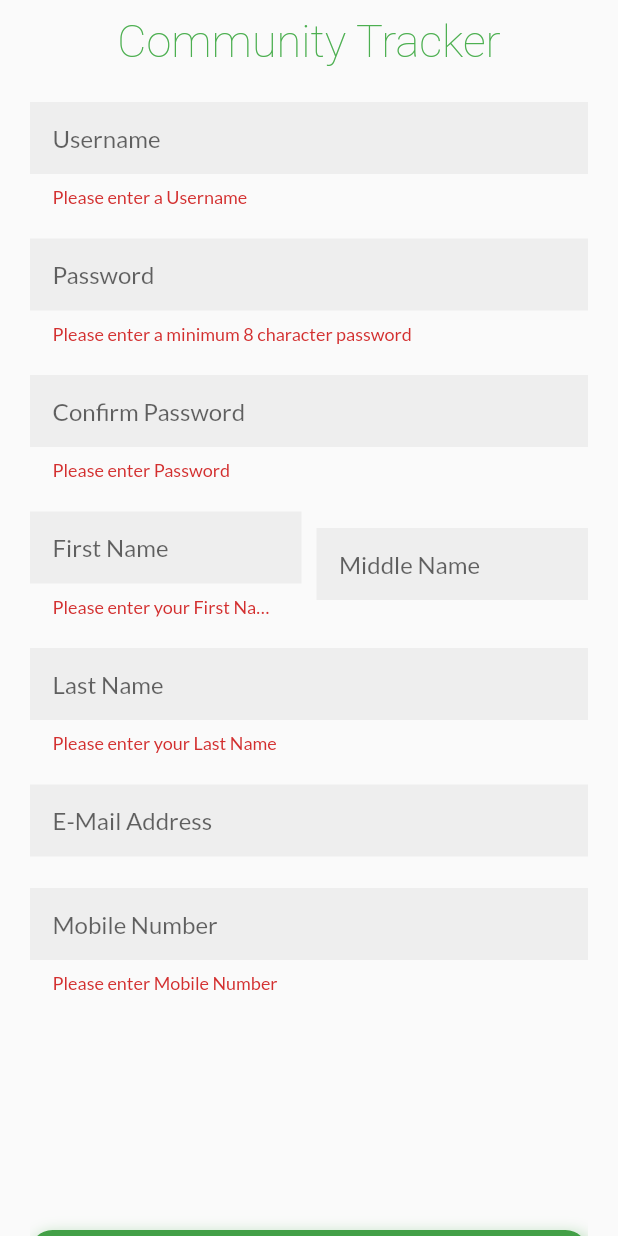
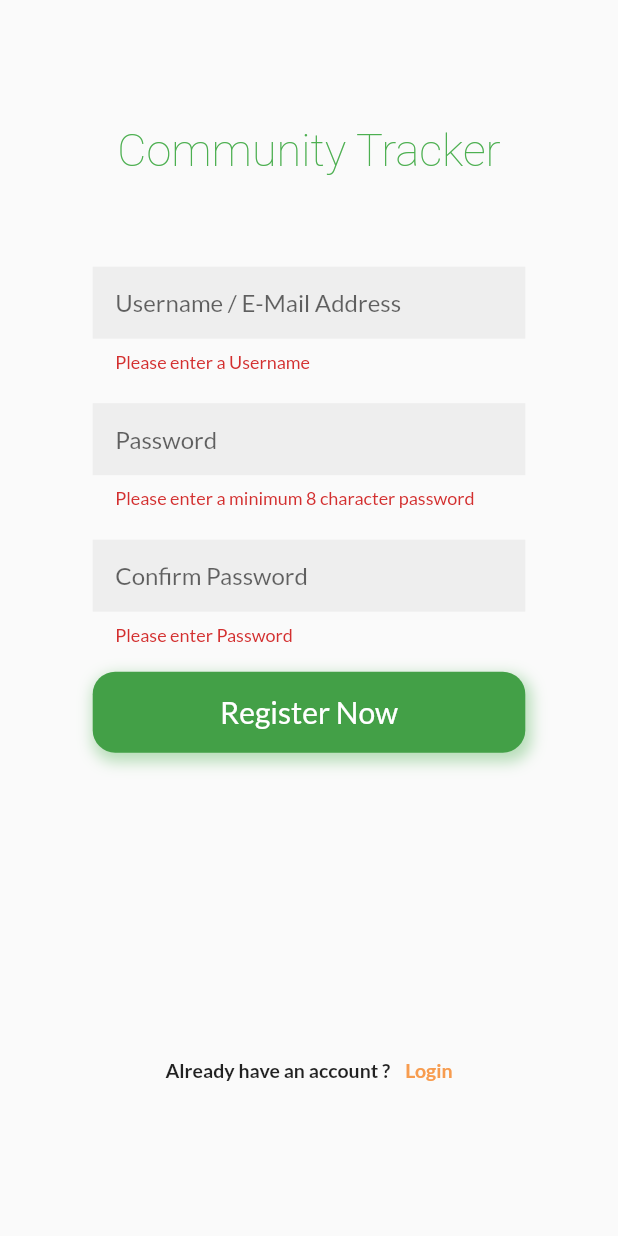
Before and after one commit to icpepsg/tracker, a Flutter app: the Signup screen opened directly, after a tap on "Register Now", on a phone screen of 412 x 824 dp. Run offline on Flutter 3.47's test engine with Material 2 defaults, Android fonts, the phone set to English and light mode, and no system bars; our stand-ins replace flutter_signin_button, google_fonts, shared_preferences; missing offline and left inert: flutter_facebook_login; accounts and stored records are empty; network calls fail.

Commit message:
ios commit

```diff
--- a/lib/main.dart
+++ b/lib/main.dart
@@ -1,6 +1,9 @@
 import 'package:flutter/material.dart';
 import 'package:google_fonts/google_fonts.dart';
 import 'package:tracker/src/LoginPage.dart';
+/*
+ Author : kelvin Co
+ */
 void main() => runApp(MyApp());
 
 class MyApp extends StatelessWidget {
@@ -10,7 +13,7 @@ class MyApp extends StatelessWidget {
   Widget build(BuildContext context) {
     final textTheme = Theme.of(context).textTheme;
     return MaterialApp(
-      title: 'Community Tracker',
+      title: 'ICpEP-Community Tracker',
       theme: ThemeData(
         primarySwatch: Colors.blue,
         textTheme:GoogleFonts.latoTextTheme(textTheme).copyWith(
--- a/lib/src/Home.dart
+++ b/lib/src/Home.dart
@@ -3,6 +3,8 @@ import 'customwidget/ImageContainer.dart';
 import 'customwidget/PageColor.dart';
 import 'customwidget/HomePageActivity.dart';
 import 'package:flutter/material.dart';
+
+import 'customwidget/Profile.dart';
 
 class Home extends StatefulWidget {
   @override
@@ -17,8 +19,8 @@ class _HomeState extends State<Home> {
 
   final List<Widget> _children = [
     HomePageActivity(),
-    PageColor(Colors.red[300]),
-    PageColor(Colors.blue[300]),
+    Profile(),
+    //PageColor(Colors.blue),
   ];
 
   @override
--- a/lib/src/Signup.dart
+++ b/lib/src/Signup.dart
@@ -2,7 +2,9 @@ import 'package:flutter/material.dart';
 import 'package:google_fonts/google_fonts.dart';
 import 'customwidget/CustomFormWidget.dart';
 import 'loginPage.dart';
-
+/*
+ Author : kelvin Co
+ */
 class Signup extends StatefulWidget {
   Signup({Key key, this.title}) : super(key: key);
   final String title;
@@ -61,10 +63,13 @@ class _SignupState extends State<Signup> {
   }
 
 
-
-
   @override
   Widget build(BuildContext context) {
+    double width = MediaQuery.of(context).size.width * 0.7;
+    double topPadding = MediaQuery.of(context).size.height * 0.1;
+    double topContent = MediaQuery.of(context).size.height * 0.2;
+    double midContent = MediaQuery.of(context).size.height * 0.5;
+    double botContent = MediaQuery.of(context).size.height * 0.2;
     return Scaffold(
       resizeToAvoidBottomInset: false,
       body: SafeArea(
@@ -73,20 +78,35 @@ class _SignupState extends State<Signup> {
             child: SingleChildScrollView(
               child: Column(
                 crossAxisAlignment: CrossAxisAlignment.center,
-                mainAxisAlignment: MainAxisAlignment.center,
+                mainAxisAlignment: MainAxisAlignment.spaceBetween,
                 children: <Widget>[
-                  SizedBox(
-                    height: 10,
+                  Container(
+
+                    height: topContent,
+                    child: Column(
+                      children: <Widget>[
+                        SizedBox(
+                          height: topPadding,
+                        ),
+                        _title(),
+                      ],
+                    )
+
+
                   ),
-                  _title(),
-                  SizedBox(
-                    height: 10,
+
+                  Container(
+                    height: midContent,
+                    width: width,
+                    child: CustomFormWidget(),
                   ),
-                  CustomFormWidget(),
-                  SizedBox(
-                    height: 10,
+
+                  Container(
+                  height: botContent,
+                  //alignment: Alignment.bottomCenter,
+                  child: _loginAccountLabel(),
                   ),
-                  _loginAccountLabel(),
+
                   /*                   _signUpFormdWidget(),
                     SizedBox(
                       height: 10,
--- a/lib/src/customwidget/CommonTextWidget.dart
+++ b/lib/src/customwidget/CommonTextWidget.dart
@@ -1,6 +1,8 @@
 import 'package:flutter/material.dart';
 import 'package:flutter/services.dart';
-
+/*
+ Author : kelvin Co
+ */
 class CommonTextWidget extends StatelessWidget {
   final String title;
   final bool isPassword,isNumeric;
--- a/lib/src/customwidget/CustomFormWidget.dart
+++ b/lib/src/customwidget/CustomFormWidget.dart
@@ -1,13 +1,12 @@
 import 'dart:convert';
-
 import 'package:flutter/material.dart';
 import 'package:flutter/services.dart';
 import 'package:http/http.dart' as http;
 import 'package:tracker/src/model/UserModel.dart';
-
-
 import '../LoginPage.dart';
-
+/*
+ Author : kelvin Co
+ */
 
 class CustomFormWidget extends StatefulWidget {
   @override
@@ -93,7 +92,7 @@ class _CustomFormWidget extends State<CustomFormWidget> {
       child: Column(children: <Widget>[
         Container(
           child: MultiTextForm(
-            title: 'Username',
+            title: 'Username / E-Mail Address',
             onSaved: (String value){
               userModel.username=value;
             },
@@ -105,8 +104,6 @@ class _CustomFormWidget extends State<CustomFormWidget> {
             },
           ),
         ),
-
-
 
 
         Container(
@@ -139,86 +136,11 @@ class _CustomFormWidget extends State<CustomFormWidget> {
             },
           ),
         ),
-        Row (
-          children: <Widget>[
-            Container(
-              width: halfScreen,
-              child: MultiTextForm(
-                title: 'First Name',
-                onSaved: (String value){
-                  userModel.firstname=value;
-                },
-                evaluator: (String value){
-                  if (value.isEmpty){
-                    return 'Please enter your First Name';
-                  }
-                  return null;
-                },
-              ),
-            ),
-            SizedBox(
-              width: 10,
-            ),
-            Container(
-              width: halfScreen,
-              child: MultiTextForm(
-                title: 'Middle Name',
-                onSaved: (String value){
-                  userModel.firstname=value;
-                },
-              ),
-            ),
-          ],
+        Container(
+          margin: EdgeInsets.symmetric(vertical: 10),
+          child: _submitButton(),
         ),
 
-        Container(
-          child: MultiTextForm(
-            title: 'Last Name',
-            onSaved: (String value){
-              userModel.lastname=value;
-            },
-            evaluator: (String value){
-              if (value.isEmpty){
-                return 'Please enter your Last Name';
-              }
-              return null;
-            },
-          ),
-        ),
-        Container(
-          child: MultiTextForm(
-            title: 'E-Mail Address',
-            onSaved: (String value){
-              userModel.email=value;
-            },
-          ),
-        ),
-        Container(
-          child: MultiTextForm(
-            title: 'Mobile Number',
-            isNumeric:true,
-            onSaved: (String value){
-              userModel.mobileno=value;
-            },
-            evaluator: (String value){
-              if (value.isEmpty){
-                return 'Please enter Mobile Number';
-              }else if(value.length < 11||value.length>11){
-                return 'Please enter a Valid 11 Digit Mobile Number';
-              }
-              return null;
-            },
-          ),
-        ),
-
-        // button
-        SizedBox(
-          height: 150,
-        ),
-        _submitButton(),
-        SizedBox(
-          height: 20,
-        ),
       ]),
     );
   }
--- a/pubspec.yaml
+++ b/pubspec.yaml
@@ -27,7 +27,7 @@ dependencies:
   google_fonts: ^0.3.7
   flutter_signin_button: ^1.0.0
   flutter_facebook_login: ^3.0.0
-
+  shared_preferences: ^0.5.7+3
 
 dev_dependencies:
   flutter_test:
```
Also changed, not shown: lib/src/LoginPage.dart (+40 -6 lines), lib/src/customwidget/Profile.dart (added, +108 -0 lines), pubspec.lock, 8 other files.
